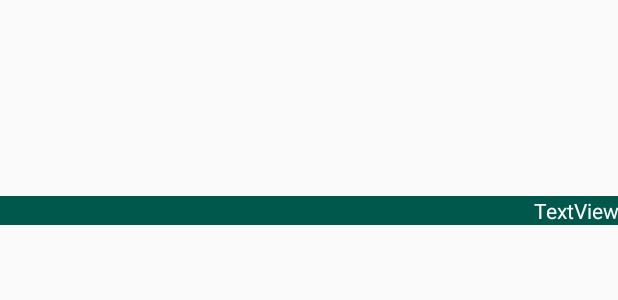
After one commit to apps-cesoc-pucp/Dota_app, an Android app: the layout grid_heroe_item.xml on its own in the app's theme, with its tools: preview values and no code run, on a phone screen of 412 x 824 dp. The commit adds this screen. Shown: the top 300 px of the screen. Run offline under Robolectric (Android 15) with nearby library versions, the phone set to English and light mode, and no system bars.

Commit message:
Grilla para los heroes
Cree un Activity con la grilla de heroes, aun falta modificar e implementar bien la clase heroe. El ListView debe usar este mismo activity.

```diff
--- a/DotaApp/app/build.gradle
+++ b/DotaApp/app/build.gradle
@@ -1,6 +1,7 @@
 apply plugin: 'com.android.application'
 
 android {
+    //noinspection GradleCompatible
     compileSdkVersion 28
     defaultConfig {
         applicationId "com.cesoc.apps.android.dotaapp"
@@ -22,6 +23,8 @@ dependencies {
     implementation fileTree(dir: 'libs', include: ['*.jar'])
     implementation 'com.android.support:appcompat-v7:28.0.0'
     implementation 'com.android.support.constraint:constraint-layout:1.1.3'
+    implementation 'com.github.bumptech.glide:glide:4.8.0'
+    annotationProcessor 'com.github.bumptech.glide:compiler:4.8.0'
     testImplementation 'junit:junit:4.12'
     androidTestImplementation 'com.android.support.test:runner:1.0.2'
     androidTestImplementation 'com.android.support.test.espresso:espresso-core:3.0.2'
--- a/DotaApp/app/src/main/AndroidManifest.xml
+++ b/DotaApp/app/src/main/AndroidManifest.xml
@@ -1,7 +1,7 @@
 <?xml version="1.0" encoding="utf-8"?>
 <manifest xmlns:android="http://schemas.android.com/apk/res/android"
     package="com.cesoc.apps.android.dotaapp">
-
+    <uses-permission android:name="android.permission.INTERNET" />
     <application
         android:allowBackup="true"
         android:icon="@mipmap/ic_launcher"
@@ -10,6 +10,8 @@
         android:supportsRtl="true"
         android:theme="@style/AppTheme">
         <activity android:name=".MainActivity">
+        </activity>
+        <activity android:name=".HeroesActivity">
             <intent-filter>
                 <action android:name="android.intent.action.MAIN" />
 
--- a/DotaApp/app/src/main/java/com/cesoc/apps/android/dotaapp/DotaApi/Heroe.java
+++ b/DotaApp/app/src/main/java/com/cesoc/apps/android/dotaapp/DotaApi/Heroe.java
@@ -11,6 +11,10 @@ public class Heroe {
     private ArrayList<String> roles; // roles de heroe en el juego
     public String img_URI;
     public String icon_URI;
+
+    public Heroe(String name){
+        this.name=name;
+    }
 
     public int getId() {
         return id;
--- /dev/null
+++ b/DotaApp/app/src/main/res/layout/grid_heroe_item.xml
@@ -0,0 +1,22 @@
+<?xml version="1.0" encoding="utf-8"?>
+<FrameLayout
+    xmlns:android="http://schemas.android.com/apk/res/android"
+    android:layout_width="match_parent"
+    android:layout_height="150dp">
+    <ImageView
+        android:id="@+id/imageHeroGrid"
+        android:layout_width="match_parent"
+        android:layout_height="150dp"
+        android:scaleType="centerCrop"
+        android:contentDescription="@string/todo" />
+    <TextView
+        android:id="@+id/textView"
+        android:layout_width="match_parent"
+        android:layout_height="wrap_content"
+        android:layout_gravity="bottom"
+        android:gravity="right"
+        android:maxLines="1"
+        android:background="@color/colorPrimaryDark"
+        android:textColor="@android:color/white"
+        android:text="@string/textview" />
+</FrameLayout>
--- a/DotaApp/app/src/main/res/values/strings.xml
+++ b/DotaApp/app/src/main/res/values/strings.xml
@@ -1,3 +1,6 @@
 <resources>
     <string name="app_name">DotaApp</string>
+    <string name="heroe">HEROE</string>
+    <string name="todo">TODO</string>
+    <string name="textview">TextView</string>
 </resources>
--- a/DotaApp/app/src/main/res/values/styles.xml
+++ b/DotaApp/app/src/main/res/values/styles.xml
@@ -1,7 +1,7 @@
 <resources>
 
     <!-- Base application theme. -->
-    <style name="AppTheme" parent="Theme.AppCompat.Light.DarkActionBar">
+    <style name="AppTheme" parent="Base.Theme.AppCompat.Light.DarkActionBar">
         <!-- Customize your theme here. -->
         <item name="colorPrimary">@color/colorPrimary</item>
         <item name="colorPrimaryDark">@color/colorPrimaryDark</item>
```
Also changed, not shown: DotaApp/app/src/main/java/com/cesoc/apps/android/dotaapp/DotaApi/GridHeroeAdapter.java (added, +77 -0 lines), DotaApp/app/src/main/java/com/cesoc/apps/android/dotaapp/HeroesActivity.java (added, +52 -0 lines), DotaApp/app/src/main/java/com/cesoc/apps/android/dotaapp/MainActivity.java (+12 -0 lines), DotaApp/app/src/main/res/layout/activity_heroes.xml (added, +24 -0 lines).
